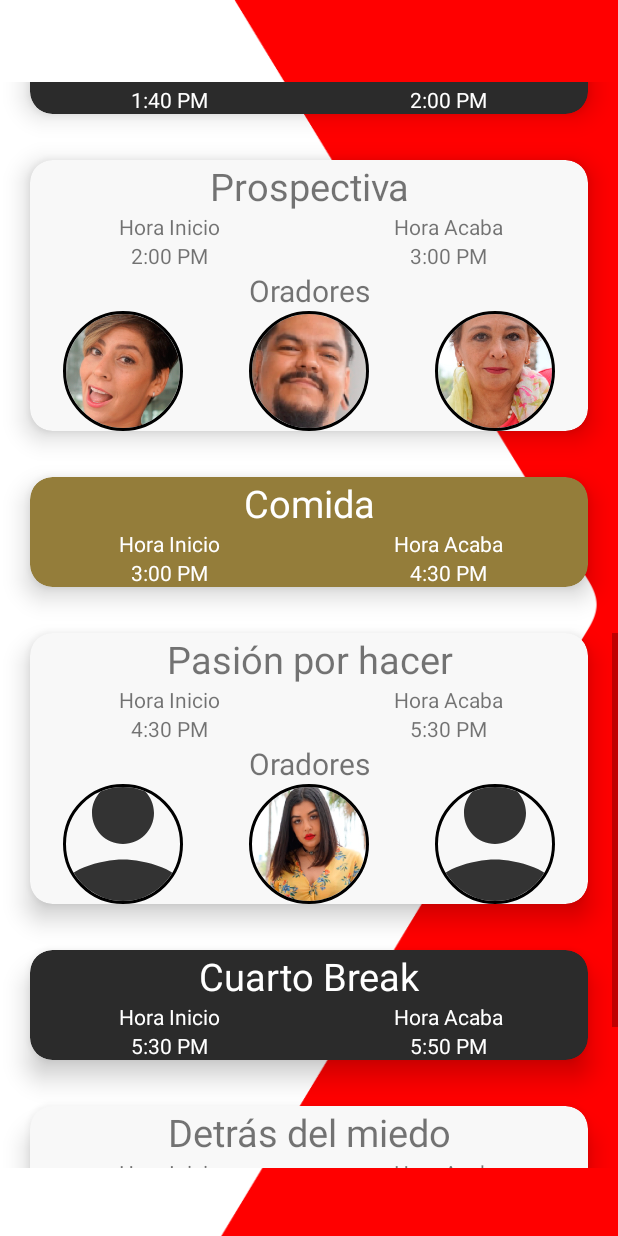
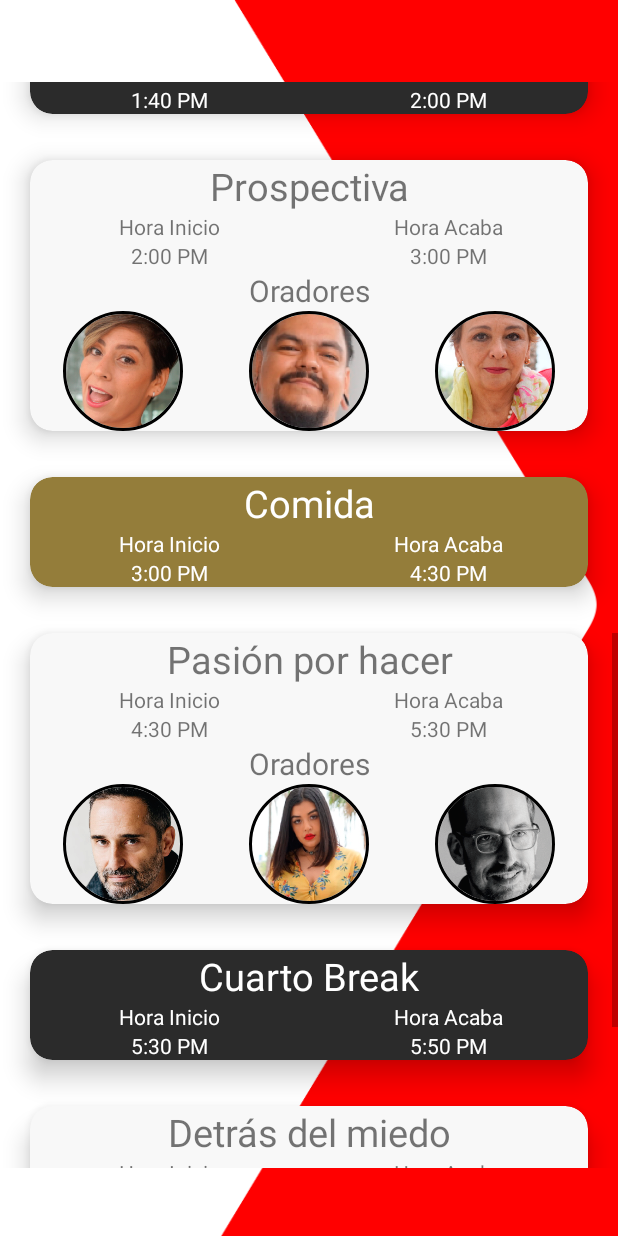
Before and after one commit to FragmentoDev/TEDx_App_V1, an Android app: the Horarios screen opened directly, with no data from a screen before it, scrolled down 1013 dp, on a phone screen of 412 x 824 dp. Run offline under Robolectric (Android 15) with nearby library versions, the phone set to English and light mode, and no system bars; our stand-ins replace CircleImageView; 1 statement that could not run was skipped.

Commit message:
Todos los personajes

```diff
--- a/app/src/main/java/com/fernandoalberto/tedxcompanion/Splash.java
+++ b/app/src/main/java/com/fernandoalberto/tedxcompanion/Splash.java
@@ -67,7 +67,10 @@ public class Splash extends AppCompatActivity {
         listaConferencistas.add(new Conferencistas("Ayesha Peraza", "Biotecnóloga", "Biotecnóloga, mamá emprendedora, amante de la ciencia y la educación. Creadora de \"Nature Kids Mx\" y \"Cultiva Orgánico Mx\" proyectos que buscan educar a los niños en temas relacionados con la ciencia y sustentabilidad. \n" +
                 "La idea es inspirar a los niños a ser pequeños científicos con el súper poder de rescatar su planeta.","-" , "-"));
         listaConferencistas.add(new Conferencistas("Dylan Kenjiro", "Músico", "Músico, cantante, productor, compositor, y creador de contenido en internet que su trabajo y pasión lo han llevado a participar en muchas colaboraciones con músicos nacionales e internacionales. Ganador del concurso nacional de canciones por los derechos de los niños de la UNICEF, Dylan se encuentra actualmente en grabaciones de su primer material discográfico.","-" , "-"));
-
+        listaConferencistas.add(new Conferencistas("Tim Urban", "Blogger", "With Wait But Why, Tim Urban demonstrates that complex and long-form writing can stand out in an online wilderness choked with listicles and clickbait.","-" , "-"));
+        listaConferencistas.add(new Conferencistas("Jorge Ramos", "Journalist, news anchor", "Jorge Ramos's work covers the issues that affect the 55 million Latinos in the United States and immigrants all over the world.","-" , "-"));
+        listaConferencistas.add(new Conferencistas("Christoph Niemann", "Illustrator, artist, author", "With charm and incisive wit, Christoph Niemann sketches the moments of our shared experience.","-" , "-"));
+        listaConferencistas.add(new Conferencistas("Jorge Drexler", "Musician, poet", "Jorge Drexler is a musician and the first Uruguayan to win an Oscar. His music plays with genre and influence, combining subtle harmonies and regional styles with electronic effects.","-" , "-"));
 
         new Handler().postDelayed(new Runnable() {
             @Override
--- a/app/src/main/res/layout/activity_horarios.xml
+++ b/app/src/main/res/layout/activity_horarios.xml
@@ -412,7 +412,7 @@
                             android:layout_width="0dp"
                             android:layout_height="80dp"
                             android:layout_weight="1"
-                            android:src="@drawable/ic_perfil"
+                            android:src="@drawable/tim_urba_circulo"
                             app:civ_border_width="2dp"
                             app:civ_border_color="#FF000000"/>
 
@@ -621,7 +621,7 @@
                             android:layout_width="0dp"
                             android:layout_height="80dp"
                             android:layout_weight="1"
-                            android:src="@drawable/ic_perfil"
+                            android:src="@drawable/jorge_ramos_circulo"
                             app:civ_border_width="2dp"
                             app:civ_border_color="#FF000000"/>
 
@@ -1003,7 +1003,7 @@
                             android:layout_width="0dp"
                             android:layout_height="80dp"
                             android:layout_weight="1"
-                            android:src="@drawable/ic_perfil"
+                            android:src="@drawable/jorge_drexler_circulo"
                             app:civ_border_width="2dp"
                             app:civ_border_color="#FF000000"/>
 
@@ -1021,7 +1021,7 @@
                             android:layout_width="0dp"
                             android:layout_height="80dp"
                             android:layout_weight="1"
-                            android:src="@drawable/ic_perfil"
+                            android:src="@drawable/neimann_circulo"
                             app:civ_border_width="2dp"
                             app:civ_border_color="#FF000000"/>
 
```
Also changed, not shown: app/src/main/java/com/fernandoalberto/tedxcompanion/Horarios.java (+9 -5 lines), app/src/main/java/com/fernandoalberto/tedxcompanion/adapter_rv_cardview.java (+8 -0 lines), app/src/main/res/drawable-hdpi/jorge_drexler_circulo.png (added), app/src/main/res/drawable-hdpi/jorge_ramos_circulo.png (added), app/src/main/res/drawable-hdpi/neimann_circulo.png (added), app/src/main/res/drawable-hdpi/tim_urba_circulo.png (added).
